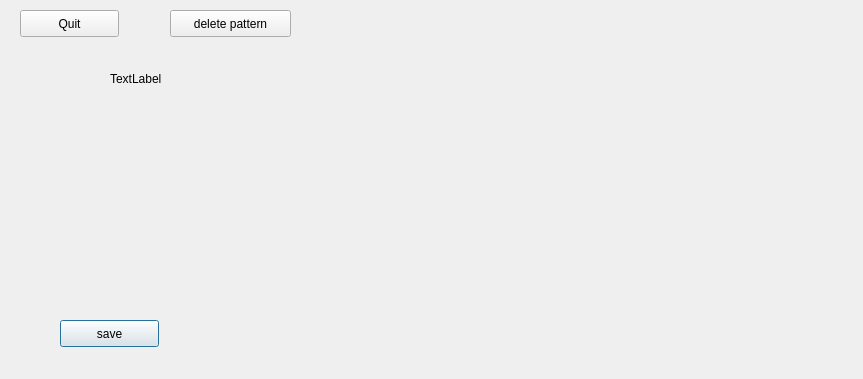
First picture: the form in dispositif/Cubicle/afficheplan.ui, repository ppff/Cubicle-GUI, before the edit.
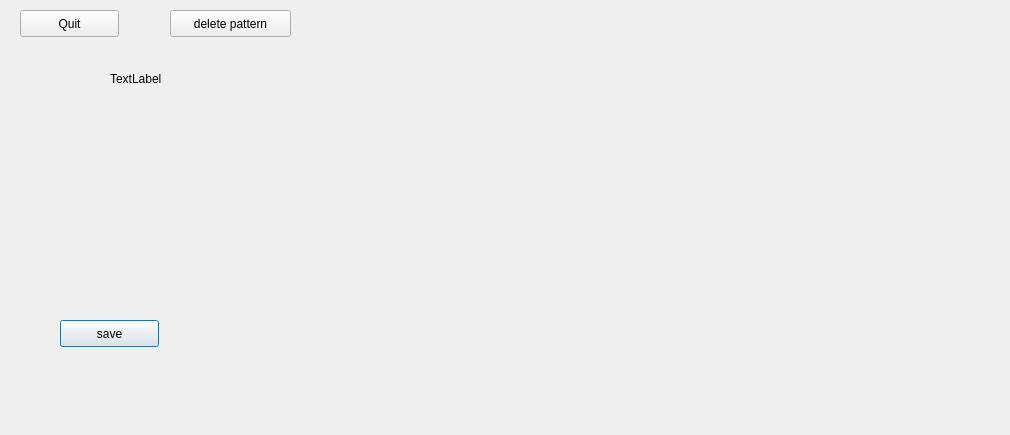
Second picture: the form after the edit.

Diff of the .ui file:
```diff
--- a/dispositif/Cubicle/afficheplan.ui
+++ b/dispositif/Cubicle/afficheplan.ui
@@ -6,8 +6,8 @@
    <rect>
     <x>0</x>
     <y>0</y>
-    <width>863</width>
-    <height>379</height>
+    <width>1010</width>
+    <height>435</height>
    </rect>
   </property>
   <property name="windowTitle">
```
